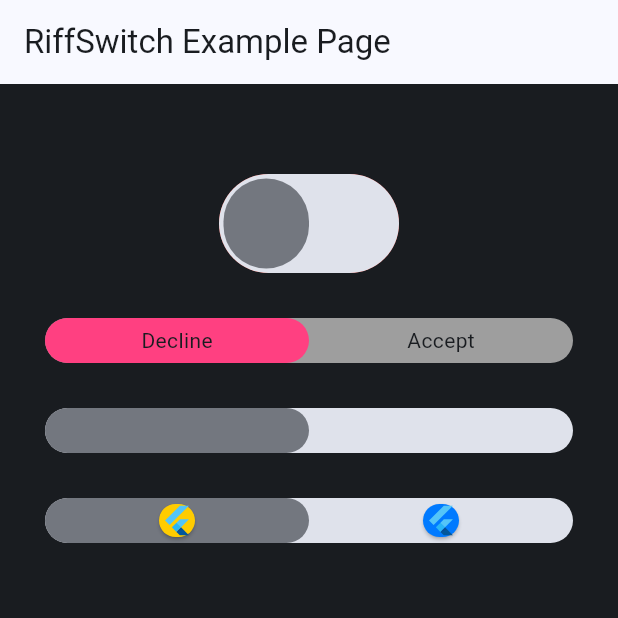
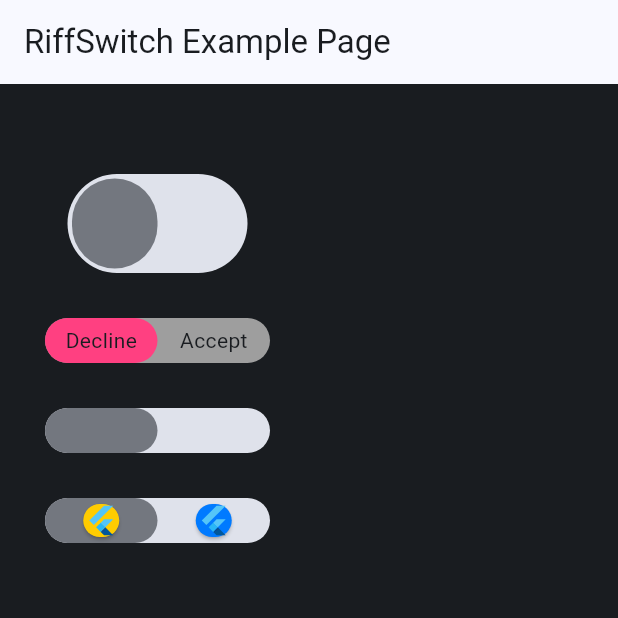
Before and after one commit to kenresoft/riff_switch, a Flutter app: the screen it shows after launch, on a phone screen of 412 x 824 dp, the top half of it. Run offline on Flutter 3.47's test engine with Material 3 defaults, Android fonts, the phone set to English and light mode, and no system bars.

Commit message:
Add border to switch. Improved logic to calculate the size of the switch. Add debugFillProperties.

```diff
--- a/lib/src/riff_switch.dart
+++ b/lib/src/riff_switch.dart
@@ -1,3 +1,4 @@
+import 'package:flutter/foundation.dart';
 import 'package:flutter/material.dart';
 
 /// Enum representing the types of RiffSwitch.
@@ -9,12 +10,12 @@ enum Type { text, icon, image, color }
 /// A Flutter widget representing a custom switch with advanced features.
 /// RiffSwitch widget allows users to toggle between two states (ON and OFF) with customizable appearance.
 class RiffSwitch extends StatelessWidget {
-  const RiffSwitch({
+  RiffSwitch({
     super.key,
     required this.value,
     required this.onChanged,
     this.height = 30,
-    this.width,
+    this.width = 150,
     this.borderWidth = 0,
     this.borderRadius = 25,
     this.borderColor = Colors.blue,
@@ -30,7 +31,7 @@ class RiffSwitch extends StatelessWidget {
     this.thumbColor,
     required this.type,
     this.enableSlide = true,
-  });
+  }) : assert(height! <= width! / 2, '\n\nHeight must not be greater than half of the width. \nYour supplied height is: $height and width is: $width\n');
 
   /// Whether this switch is on or off.
   ///
@@ -66,6 +67,7 @@ class RiffSwitch extends StatelessWidget {
   /// This value must be less than or equal to half of the width of the switch.
   /// If not provided, a default height of 50.0 will be used.
   final double? height;
+
   /// The width of the switch.
   ///
   /// If not provided, the width will be calculated based on the constraints.
@@ -245,6 +247,7 @@ class _SimpleSwitch extends StatefulWidget {
     required this.value,
     required this.onChanged,
     this.height,
+    this.width,
     this.trackColor,
     this.thumbColor,
     this.activeColor,
@@ -254,7 +257,6 @@ class _SimpleSwitch extends StatefulWidget {
     this.activeText = const Text('ON'),
     this.inactiveText = const Text('OFF'),
     this.enableSlide,
-    this.width,
   })  : borderWidth = 0,
         borderRadius = 25,
         borderColor = Colors.blue,
@@ -268,7 +270,7 @@ class _SimpleSwitch extends StatefulWidget {
     required this.onChanged,
     this.height,
     this.width = double.infinity,
-    this.borderWidth,
+    this.borderWidth = 3,
     this.borderRadius = 25,
     this.borderColor = Colors.blue,
     this.trackColor,
@@ -312,8 +314,6 @@ class _SimpleSwitchState extends State<_SimpleSwitch> with TickerProviderStateMi
   late AnimationController _controller;
   late Tween<double> _tween;
   late CurvedAnimation _animation;
-
-  //late double _width;
   double _horizontalPosition = 0.0;
   bool _onDragLeft = false;
   bool _onDragRight = false;
@@ -486,21 +486,26 @@ class _SimpleSwitchState extends State<_SimpleSwitch> with TickerProviderStateMi
     }
   }
 
-  Semantics buildNonSlidableSwitch(Color? Function() getTrackColor, Color Function() inactiveColor, Color Function() activeColor,) {
+  Semantics buildNonSlidableSwitch(Color? Function() getTrackColor, Color Function() inactiveColor, Color Function() activeColor) {
     return Semantics(
       toggled: widget.value,
       child: LayoutBuilder(builder: (context, constraint) {
-        var width = constraint.maxWidth;
+        // Ensure height is not greater than half of the width
+        assert(widget.height! <= constraint.maxWidth / 2, '\n\nHeight must not be greater than half of the width. \nYour supplied height is: ${widget.height} and width is: ${constraint.maxWidth}\n');
+        // Calculate the available width for the switch.
+        var maxWidth = constraint.maxWidth;
+        var realWidth = widget.width!;
+        double width;
+        width = widget.width == null ? maxWidth : (realWidth > maxWidth ? maxWidth : realWidth);
         return Container(
-          width: widget.width == null ? width : widget.width!,
+          width: widget.width == null ? width : realWidth,
           height: widget.height! + (widget.borderWidth! * 2),
           decoration: BoxDecoration(
-            color: Colors.red,
             borderRadius: BorderRadius.circular(widget.borderRadius ?? 25),
           ),
           child: Container(
             //padding: const EdgeInsets.symmetric(horizontal: 5),
-            width: widget.width == null ? width - (widget.borderWidth! * 2) : widget.width! - (widget.borderWidth! * 2),
+            width: width - (widget.borderWidth! * 2),
             decoration: BoxDecoration(
               color: getTrackColor(),
               borderRadius: BorderRadius.circular(widget.borderRadius ?? 25),
@@ -521,7 +526,7 @@ class _SimpleSwitchState extends State<_SimpleSwitch> with TickerProviderStateMi
                     onTap: () => _onChanged(false),
                     child: _getChild(
                       inactiveColor(),
-                      widget.width == null ? width - (widget.borderWidth! * 2) : widget.width! - (widget.borderWidth! * 2),
+                      width - (widget.borderWidth! * 2),
                       widget.height ?? 50,
                       _inactiveChild,
                     ),
@@ -544,7 +549,7 @@ class _SimpleSwitchState extends State<_SimpleSwitch> with TickerProviderStateMi
                     onTap: () => _onChanged(true),
                     child: _getChild(
                       activeColor(),
-                      widget.width == null ? width - (widget.borderWidth! * 2) : widget.width! - (widget.borderWidth! * 2),
+                      width - (widget.borderWidth! * 2),
                       widget.height ?? 50,
                       _activeChild,
                     ),
@@ -562,13 +567,25 @@ class _SimpleSwitchState extends State<_SimpleSwitch> with TickerProviderStateMi
     return Semantics(
       toggled: widget.value,
       child: LayoutBuilder(builder: (context, constraint) {
+        // Ensure height is not greater than half of the width
+        assert(widget.height! <= constraint.maxWidth / 2, '\n\nHeight must not be greater than half of the width. \nYour supplied height is: ${widget.height} and width is: ${constraint.maxWidth}\n');
         // Calculate the available width for the switch.
-        //_width = constraint.maxWidth;
-
-        // Main container of the switch with a rounded border and track color.
+        var maxWidth = constraint.maxWidth;
+        var realWidth = widget.width!;
+        var width = widget.width == null ? maxWidth : (realWidth > maxWidth ? maxWidth : widget.width!);
         return Container(
-          width: constraint.maxWidth,
-          decoration: BoxDecoration(color: getTrackColor(), borderRadius: BorderRadius.circular(25)),
+          width: widget.width == null ? width : realWidth,
+          height: widget.height! + (widget.borderWidth! * 2),
+          decoration: BoxDecoration(
+            borderRadius: BorderRadius.circular(widget.borderRadius ?? 25),
+          ),
+          child: Container(
+            //padding: const EdgeInsets.symmetric(horizontal: 5),
+            width: width - (widget.borderWidth! * 2),
+            decoration: BoxDecoration(
+              color: getTrackColor(),
+              borderRadius: BorderRadius.circular(widget.borderRadius ?? 25),
+            ),
             child: Row(mainAxisAlignment: MainAxisAlignment.center, children: [
               // Left side of the switch (OFF state).
               GestureDetector(
@@ -609,7 +626,12 @@ class _SimpleSwitchState extends State<_SimpleSwitch> with TickerProviderStateMi
                     );
                   },
                   animation: _animation,
-                child: _getChild(inactiveColor(), constraint.maxWidth, widget.height!, _onDragRight ? null : _inactiveChild),
+                  child: _getChild(
+                    inactiveColor(),
+                    width - (widget.borderWidth! * 2),
+                    widget.height!,
+                    _onDragRight ? null : _inactiveChild,
+                  ),
                 ),
               ),
               // Right side of the switch (ON state).
@@ -651,10 +673,16 @@ class _SimpleSwitchState extends State<_SimpleSwitch> with TickerProviderStateMi
                     );
                   },
                   animation: _animation,
-                child: _getChild(activeColor(), constraint.maxWidth, widget.height!, _onDragLeft ? null : _activeChild),
+                  child: _getChild(
+                    activeColor(),
+                    width - (widget.borderWidth! * 2),
+                    widget.height!,
+                    _onDragLeft ? null : _activeChild,
+                  ),
                 ),
               ),
             ]),
+          ),
         );
       }),
     );
@@ -685,6 +713,24 @@ class _SimpleSwitchState extends State<_SimpleSwitch> with TickerProviderStateMi
     onChanged!(value);
     _controller.reset();
     _controller.forward().whenComplete(() => _controller.stop());
+  }
+
+  /// Method to fill in the properties of this widget for debugging purposes.
+  @override
+  void debugFillProperties(DiagnosticPropertiesBuilder properties) {
+    super.debugFillProperties(properties);
+    properties.add(DiagnosticsProperty<bool>('value', widget.value, showName: true, defaultValue: false));
+    properties.add(DoubleProperty('height', widget.height, defaultValue: null));
+    properties.add(DoubleProperty('width', widget.width, defaultValue: null));
+    properties.add(DoubleProperty('borderWidth', widget.borderWidth, defaultValue: null));
+    properties.add(DoubleProperty('borderRadius', widget.borderRadius, defaultValue: null));
+    properties.add(ColorProperty('borderColor', widget.borderColor, defaultValue: null));
+    properties.add(ColorProperty('activeColor', widget.activeColor, defaultValue: null));
+    properties.add(ColorProperty('activeTrackColor', widget.activeTrackColor, defaultValue: null));
+    properties.add(ColorProperty('inactiveTrackColor', widget.inactiveTrackColor, defaultValue: null));
+    properties.add(ColorProperty('inactiveThumbColor', widget.inactiveThumbColor, defaultValue: null));
+    properties.add(ObjectFlagProperty<ValueChanged<bool>>.has('onChanged', widget.onChanged));
+    properties.add(FlagProperty('enableSlide', value: widget.enableSlide, ifTrue: 'slide enabled'));
   }
 }
 
```
Lines whose indentation alone changed are shown as unchanged.
